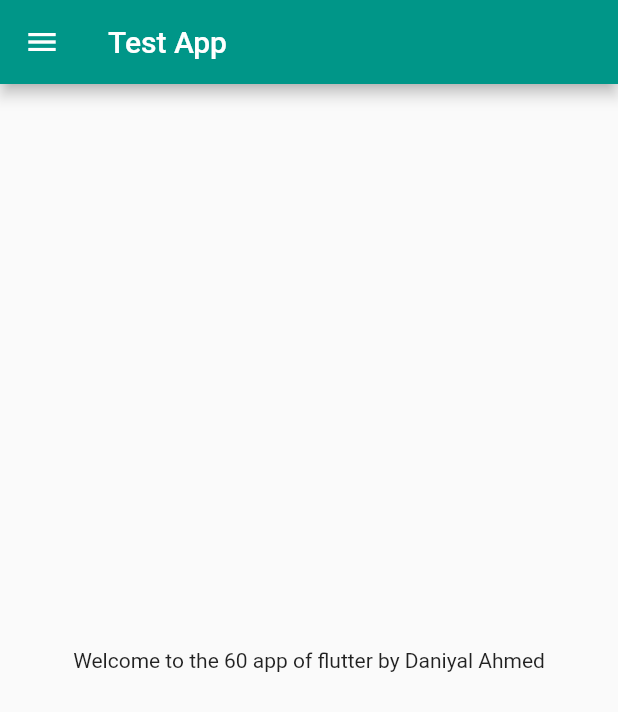
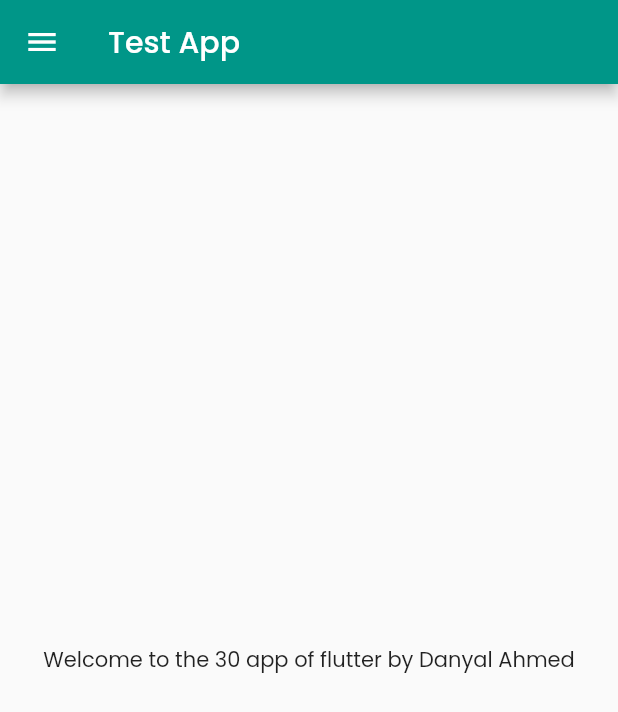
Before and after one commit to whodanyalahmed/learning_flutter, a Flutter app: the HomePage screen opened by its route, on a phone screen of 412 x 824 dp. Shown: the top 712 px of the screen. Run offline on Flutter 3.47's test engine with Material 2 defaults, Android fonts, the phone set to English and light mode, and no system bars; our stand-ins replace flutter_svg, google_fonts.

Commit message:
day 2 changes

```diff
--- a/lib/pages/home_page.dart
+++ b/lib/pages/home_page.dart
@@ -5,8 +5,8 @@ class HomePage extends StatelessWidget {
 
   @override
   Widget build(BuildContext context) {
-    final int days = 60;
-    final String name = "Daniyal Ahmed";
+    final int days = 30;
+    final String name = "Danyal Ahmed";
     return Scaffold(
       appBar: AppBar(
         title: Text('Test App'),
```
Also changed, not shown: lib/main.dart (+4 -3 lines), lib/pages/login_page.dart (+17 -11 lines), pubspec.yaml (+6 -6 lines), assets/images/login_image.png (added), assets/images/login_image.svg (added), pubspec.lock.
